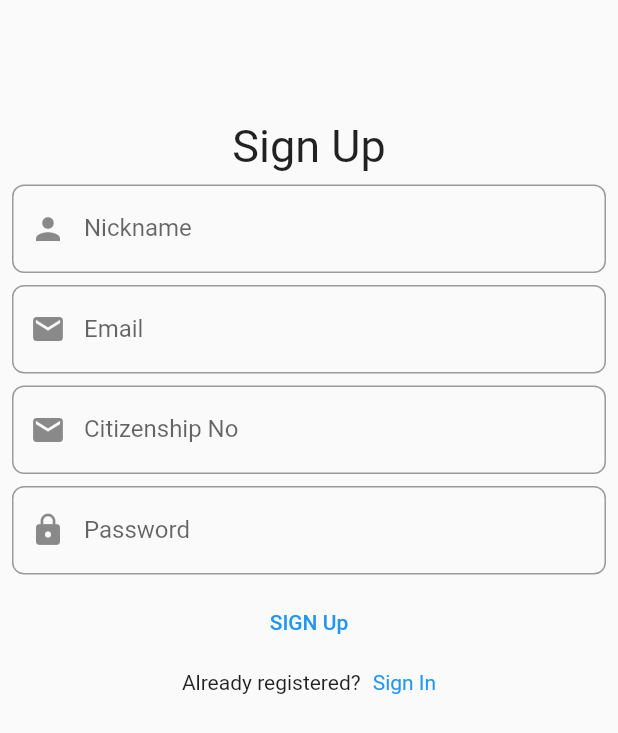
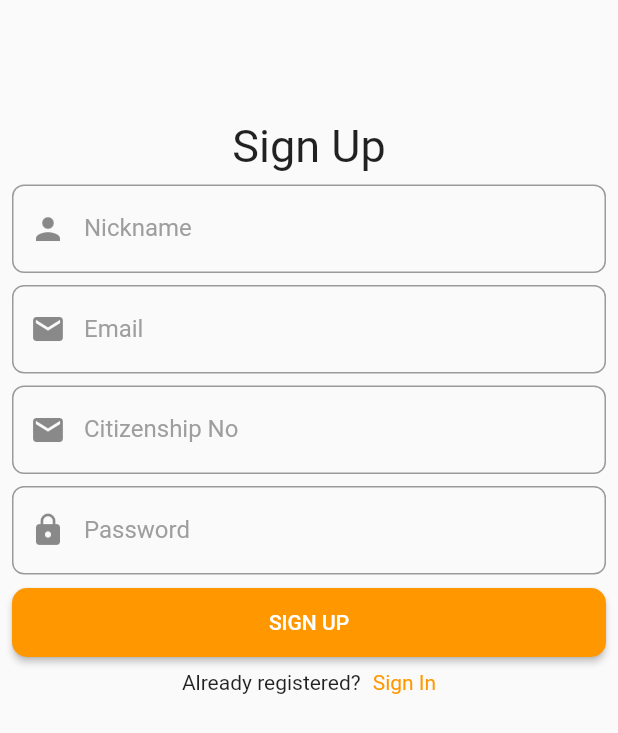
Before and after one commit to ravipoudel555/transaction_app, a Flutter app: the screen it shows after launch, after a tap on "SIGN IN", after a tap on "Register now", on a phone screen of 412 x 824 dp. Shown: the top 733 px of the screen. Run offline on Flutter 3.47's test engine with Material 2 defaults, Android fonts, the light colour scheme and no system bars; our stand-ins replace another_flushbar, get, shared_preferences; network calls fail.

Commit message:
feat: complete app

```diff
--- a/lib/presentation/core/app_widget.dart
+++ b/lib/presentation/core/app_widget.dart
@@ -20,6 +20,16 @@ class AppWidget extends StatelessWidget {
           backgroundColor: Colors.black,
         ),
         inputDecorationTheme: InputDecorationTheme(
+          focusColor: Color(0xffEE1B2C),
+          labelStyle: TextStyle(
+            color: Colors.grey,
+          ),
+          focusedBorder: OutlineInputBorder(
+            borderRadius: BorderRadius.circular(10.0),
+            borderSide: BorderSide(
+              color: Colors.orange,
+            ),
+          ),
           border: OutlineInputBorder(
             borderRadius: BorderRadius.circular(8),
           ),
--- a/lib/presentation/dashboard/dashboard.dart
+++ b/lib/presentation/dashboard/dashboard.dart
@@ -47,6 +47,8 @@ class _DashboardState extends State<Dashboard> {
                       c.transactionType = TransactionType.PSP;
                     } else if (newValue == 'BANK') {
                       c.transactionType = TransactionType.BANK;
+                    } else if (newValue == 'MONTH') {
+                      c.transactionType = TransactionType.MONTH;
                     } else {
                       c.transactionType = TransactionType.ALL;
                     }
@@ -58,7 +60,7 @@ class _DashboardState extends State<Dashboard> {
                     height: 1,
                     color: Colors.white,
                   ),
-                  items: <String>['All', 'PSP', 'BANK']
+                  items: <String>['All', 'PSP', 'BANK', 'MONTH']
                       .map<DropdownMenuItem<String>>((String value) {
                     return DropdownMenuItem<String>(
                       value: value,
--- a/lib/presentation/sign_in/widget/sign_in_form.dart
+++ b/lib/presentation/sign_in/widget/sign_in_form.dart
@@ -1,4 +1,3 @@
-import 'package:another_flushbar/flushbar_helper.dart';
 import 'package:centralized_transaction/controllers/sign_in/sign_in_controller.dart';
 import 'package:flutter/material.dart';
 import 'package:get/get.dart';
@@ -59,8 +58,15 @@ class _SignInFormState extends State<SignInForm> {
               if (!c.validatePassword()) return "Invalid password";
             },
           ),
-          const SizedBox(height: 8),
-          TextButton(
+          const SizedBox(height: 30),
+          ElevatedButton(
+            style: ElevatedButton.styleFrom(
+              padding: EdgeInsets.all(15),
+              primary: Colors.orange,
+              shape: RoundedRectangleBorder(
+                borderRadius: BorderRadius.circular(10),
+              ),
+            ),
             onPressed: () {
               if (_formKey.currentState!.validate()) {
                 c.signIn(context);
@@ -79,7 +85,7 @@ class _SignInFormState extends State<SignInForm> {
                   child: Text(
                     'Register now',
                     style: TextStyle(
-                      color: Colors.blue,
+                      color: Colors.orange,
                     ),
                   ),
                   onTap: () {
--- a/lib/presentation/sign_up/widget/sign_up_form.dart
+++ b/lib/presentation/sign_up/widget/sign_up_form.dart
@@ -94,13 +94,22 @@ class _SignUpFormState extends State<SignUpForm> {
             },
           ),
           SizedBox(height: 8),
-          TextButton(
+          ElevatedButton(
+            style: ElevatedButton.styleFrom(
+              padding: EdgeInsets.all(15),
+              primary: Colors.orange,
+              shape: RoundedRectangleBorder(
+                borderRadius: BorderRadius.circular(10),
+              ),
+            ),
             onPressed: () {
               if (_formKey.currentState!.validate()) {
                 c.signUp(context);
               }
             },
-            child: const Text('SIGN Up'),
+            child: const Text(
+              'SIGN UP',
+            ),
           ),
           SizedBox(height: 8),
           Container(
@@ -113,7 +122,7 @@ class _SignUpFormState extends State<SignUpForm> {
                   child: Text(
                     'Sign In',
                     style: TextStyle(
-                      color: Colors.blue,
+                      color: Colors.orange,
                     ),
                   ),
                   onTap: () {
--- a/lib/presentation/splash_screen/splash_screen.dart
+++ b/lib/presentation/splash_screen/splash_screen.dart
@@ -27,9 +27,14 @@ class _SplashScreenState extends State<SplashScreen> {
 
   @override
   Widget build(BuildContext context) {
-    return Container(
-      child: Center(
-        child: CircularProgressIndicator(),
+    return Scaffold(
+      body: Container(
+        child: Center(
+          child: LinearProgressIndicator(
+            color: Colors.white,
+            backgroundColor: Colors.orange,
+          ),
+        ),
       ),
     );
   }
--- a/lib/services/constraints.dart
+++ b/lib/services/constraints.dart
@@ -1,4 +1,4 @@
-const String BASE_URL = 'http://192.168.0.115:9000';
+const String BASE_URL = 'https://ec89-103-155-183-33.ngrok.io';
 
 //for emulator
 // const String BASE_URL = 'https://10.0.2.2:8000:9000';
```
Also changed, not shown: lib/controllers/transaction/transaction_controller.dart (+15 -3 lines), lib/presentation/dashboard/widgets/transaction_overview_body.dart (+39 -2 lines).
